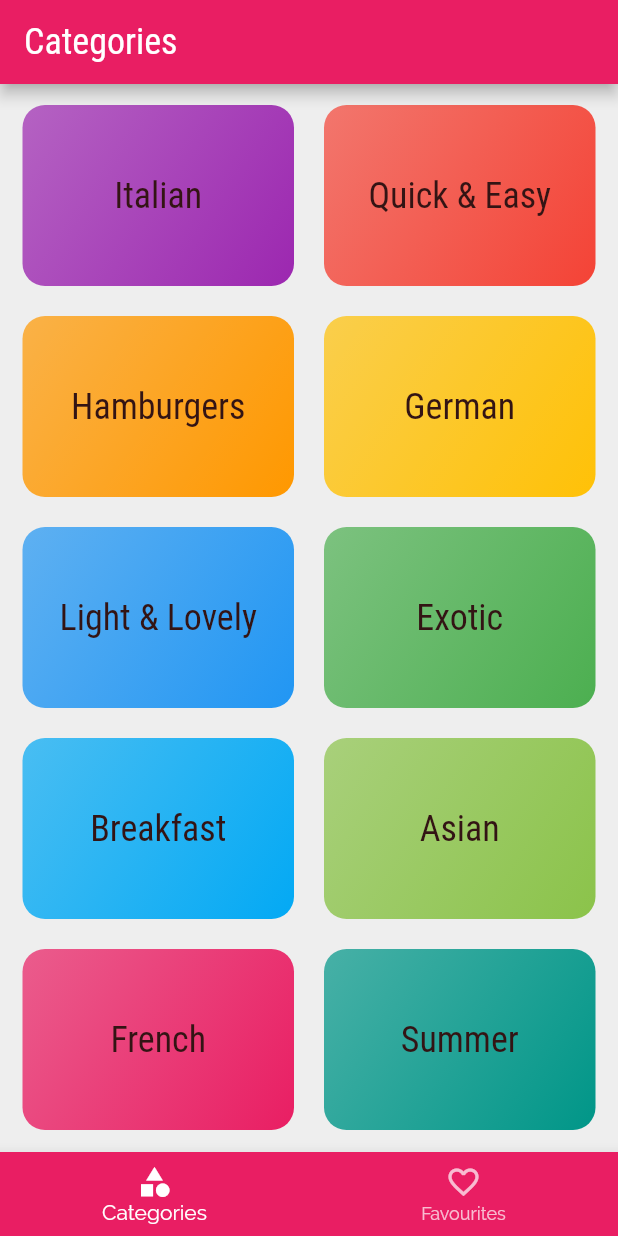
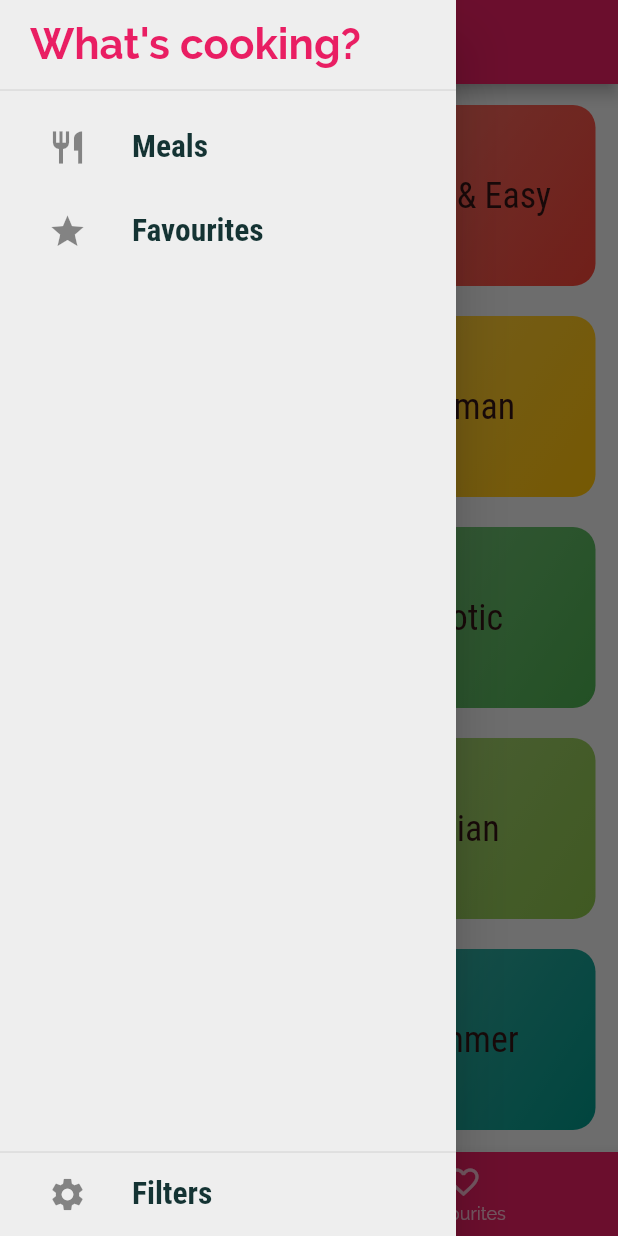
Before and after one commit to Faris-Hadziomerovic/flutter-meal-app, a Flutter app: the screen it shows after launch, with the side drawer open (before the commit the screen has no drawer), on a phone screen of 412 x 824 dp. Run offline on Flutter 3.47's test engine with Material 2 defaults, Android fonts, the phone set to English and light mode, and no system bars; Roboto replaces fonts that are missing (RobotoCondensed).

Commit message:
made side drawer for main screen

```diff
--- a/lib/src/screens/tabs_screen.dart
+++ b/lib/src/screens/tabs_screen.dart
@@ -1,5 +1,6 @@
 import 'package:flutter/material.dart';
 import 'package:collection/collection.dart';
+import 'package:meal_app/src/widgets/main_drawer.dart';
 
 import './categories_screen.dart';
 import './favourites_screen.dart';
@@ -43,6 +44,7 @@ class _TabsScreenState extends State<TabsScreen> {
           _pages[_pageIndex]['title'] as String,
         ),
       ),
+      drawer: const MainDrawer(),
       body: _pages[_pageIndex]['page'] as Widget,
       bottomNavigationBar: BottomNavigationBar(
         type: BottomNavigationBarType.fixed,
--- /dev/null
+++ b/lib/src/widgets/main_drawer.dart
@@ -0,0 +1,87 @@
+import 'package:flutter/material.dart';
+
+class MainDrawer extends StatelessWidget {
+  final String title;
+
+  const MainDrawer({super.key, this.title = 'What\'s cooking?'});
+
+  Widget buildListTile({
+    required IconData icon,
+    required String title,
+    required VoidCallback onTap,
+  }) {
+    return ListTile(
+      contentPadding: const EdgeInsets.only(
+        left: 32.0,
+        right: 16.0,
+      ),
+      leading: Icon(
+        icon,
+        size: 26,
+      ),
+      title: Text(
+        title,
+        style: const TextStyle(
+          fontFamily: 'RobotoCondensed',
+          fontSize: 21,
+          fontWeight: FontWeight.w600,
+        ),
+      ),
+      onTap: onTap,
+    );
+  }
+
+  @override
+  Widget build(BuildContext context) {
+    return Drawer(
+      child: Column(
+        mainAxisAlignment: MainAxisAlignment.spaceBetween,
+        children: [
+          Column(
+            children: [
+              SizedBox(
+                height: MediaQuery.of(context).viewPadding.top,
+              ),
+              Container(
+                height: 60,
+                width: double.infinity,
+                padding: const EdgeInsets.symmetric(horizontal: 20),
+                alignment: Alignment.centerLeft,
+                child: Text(
+                  title,
+                  style: TextStyle(
+                    fontSize: 28,
+                    fontWeight: FontWeight.bold,
+                    color: Theme.of(context).primaryColor,
+                  ),
+                ),
+              ),
+              const Divider(height: 0),
+              const SizedBox(height: 10),
+              buildListTile(
+                icon: Icons.restaurant,
+                title: 'Meals',
+                onTap: () {},
+              ),
+              buildListTile(
+                icon: Icons.star,
+                title: 'Favourites',
+                onTap: () {},
+              ),
+            ],
+          ),
+          Column(
+            children: [
+              const Divider(height: 0),
+              buildListTile(
+                icon: Icons.settings,
+                title: 'Filters',
+                onTap: () {},
+              ),
+            ],
+          ),
+        ],
+      ),
+    );
+  }
+}
```
